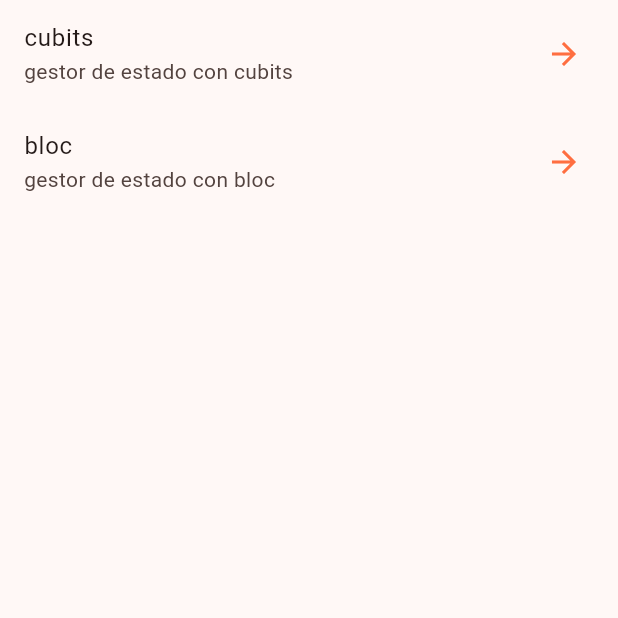
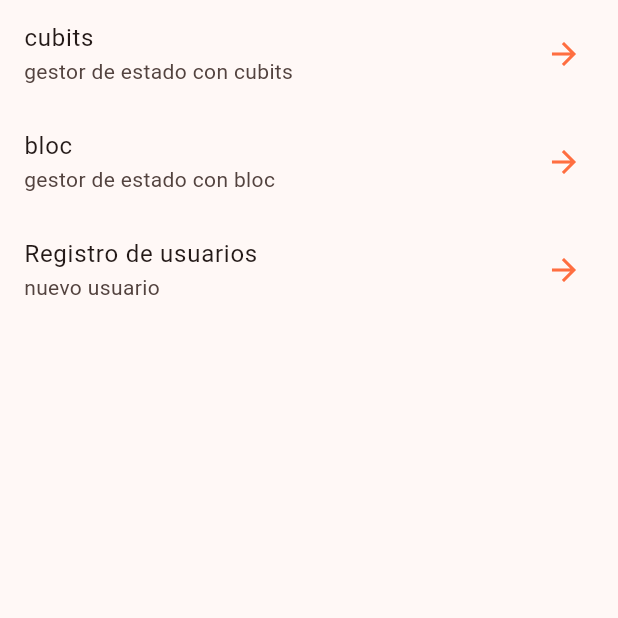
Before and after one commit to jovannyCG/app_forms, a Flutter app: the screen it shows after launch, on a phone screen of 412 x 824 dp, the top half of it. Run offline on Flutter 3.47's test engine with Material 3 defaults, Android fonts, the phone set to English and light mode, and no system bars; our stand-ins replace equatable, flutter_bloc, go_router.

```diff
--- a/lib/router/ruter.dart
+++ b/lib/router/ruter.dart
@@ -1,5 +1,6 @@
 import 'package:forms_app/screens/bloc_screen.dart';
 import 'package:forms_app/screens/cubit_screen.dart';
+import 'package:forms_app/screens/form_screen.dart';
 import 'package:forms_app/screens/home_screen.dart';
 import 'package:go_router/go_router.dart';
 
@@ -14,5 +15,8 @@ final appRouter = GoRouter(
     GoRoute(path: '/bloc',
     builder: (context, state) => const BlocScreen(),
     ),
+     GoRoute(path: '/new_user',
+    builder: (context, state) => const FormsScreen(),
+    ),
   ]
 );
--- a/lib/screens/home_screen.dart
+++ b/lib/screens/home_screen.dart
@@ -23,6 +23,12 @@ class HomeScreen extends StatelessWidget {
             trailing: const Icon(Icons.arrow_forward),
             onTap: ()=>context.push('/bloc'),
           ),
+          ListTile(
+            title: const Text("Registro de usuarios"),
+            subtitle: const Text("nuevo usuario"),
+            trailing: const Icon(Icons.arrow_forward),
+            onTap: ()=>context.push('/new_user'),
+          ),
         ],
       ),
     );
```
Also changed, not shown: lib/screens/form_screen.dart (added, +23 -0 lines).
